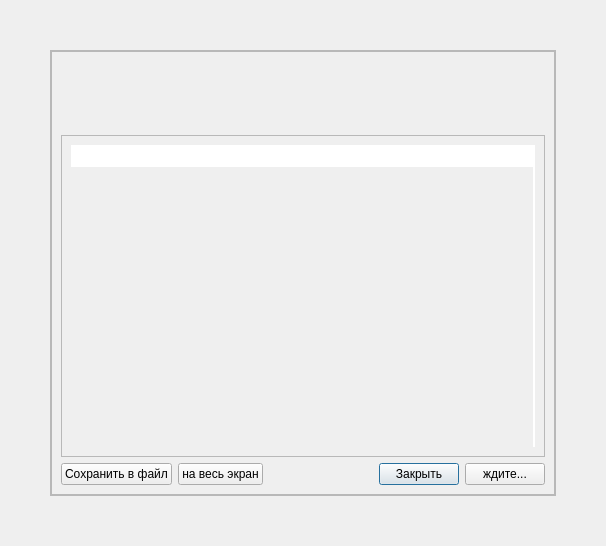
Before: the Qt Designer form qp/gui/smart_process_dlg.ui in PavelDorofeev/Test-API-Chestny-Zhnak, drawn with Qt 5.
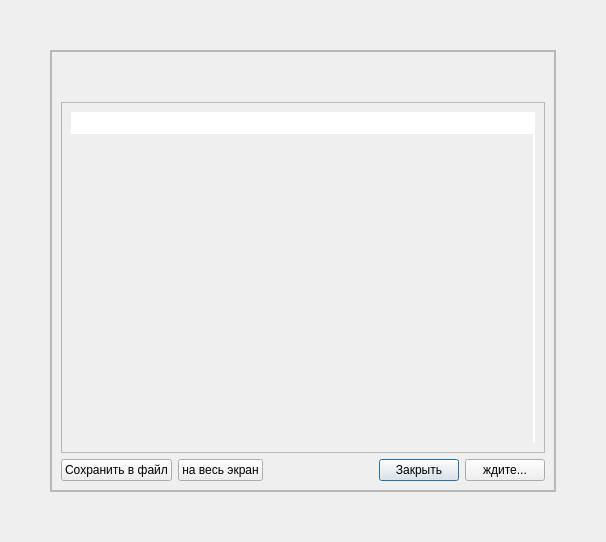
After: the same form once the commit is applied.

Patch:
```diff
--- a/qp/gui/smart_process_dlg.ui
+++ b/qp/gui/smart_process_dlg.ui
@@ -7,7 +7,7 @@
     <x>0</x>
     <y>0</y>
     <width>606</width>
-    <height>546</height>
+    <height>542</height>
    </rect>
   </property>
   <property name="sizePolicy">
@@ -76,12 +76,6 @@
            <property name="sizeConstraint">
             <enum>QLayout::SetDefaultConstraint</enum>
            </property>
-           <property name="leftMargin">
-            <number>11</number>
-           </property>
-           <property name="topMargin">
-            <number>11</number>
-           </property>
            <item>
             <widget class="QLabel" name="lbl_header">
              <property name="sizePolicy">
@@ -119,24 +113,8 @@
            </item>
           </layout>
          </item>
-         <item>
-          <layout class="QVBoxLayout" name="verticalLayout_4">
-           <property name="leftMargin">
-            <number>11</number>
-           </property>
-           <property name="topMargin">
-            <number>11</number>
-           </property>
-          </layout>
-         </item>
          <item>
           <layout class="QVBoxLayout" name="contentLayout" stretch="0">
-           <property name="leftMargin">
-            <number>11</number>
-           </property>
-           <property name="topMargin">
-            <number>11</number>
-           </property>
            <item>
             <widget class="QLabel" name="lbl_text1">
              <property name="sizePolicy">
@@ -175,7 +153,7 @@
               <x>0</x>
               <y>0</y>
               <width>472</width>
-              <height>279</height>
+              <height>314</height>
              </rect>
             </property>
             <layout class="QVBoxLayout" name="verticalLayout_5">
```
